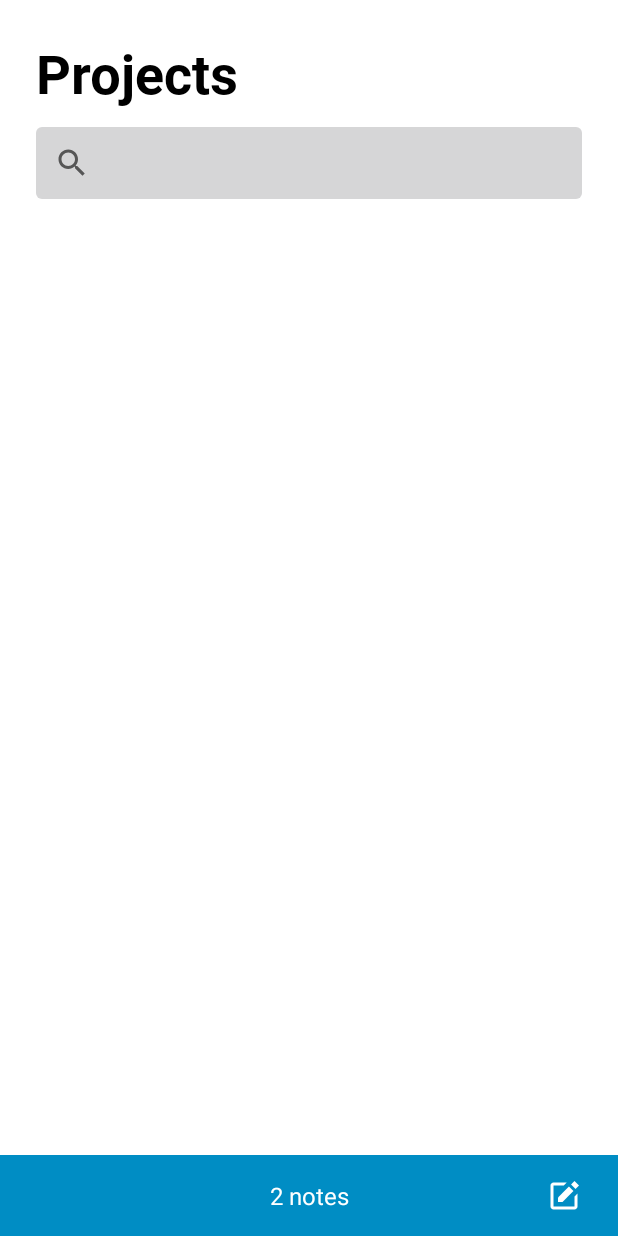
After one commit to Akyikat/NoteApp, an Android app: the layout create_project_activity.xml on its own in the app's theme, with its tools: preview values and no code run, on a phone screen of 412 x 824 dp. The commit adds this screen. Run offline under Robolectric (Android 15) with nearby library versions, the phone set to English and light mode, and no system bars.

Commit message:
CreateProjectActivity/VM

```diff
--- a/app/build.gradle
+++ b/app/build.gradle
@@ -54,4 +54,6 @@ dependencies {
     def koin_version= "3.0.1-beta-2"
     implementation "io.insert-koin:koin-android:$koin_version"
     implementation "io.insert-koin:koin-android-ext:$koin_version"
+
+
 }
--- /dev/null
+++ b/app/src/main/res/drawable-v24/custom_search_view.xml
@@ -0,0 +1,8 @@
+<?xml version="1.0" encoding="utf-8"?>
+<shape xmlns:android="http://schemas.android.com/apk/res/android"
+    android:shape="rectangle">
+
+    <solid android:color="@color/colorGrey"/>
+    <corners android:radius="@dimen/search_radius"/>
+
+</shape>
--- /dev/null
+++ b/app/src/main/res/drawable-v24/ic_btn_edit.xml
@@ -0,0 +1,15 @@
+<vector xmlns:android="http://schemas.android.com/apk/res/android"
+    android:width="24dp"
+    android:height="24dp"
+    android:viewportWidth="24"
+    android:viewportHeight="24">
+  <path
+      android:pathData="M18.9879,2.0121L21.9881,5.0124L19.7013,7.2992L16.7011,4.2989L18.9879,2.0121Z"
+      android:fillColor="#ffffff"/>
+  <path
+      android:pathData="M8,16H11L18.287,8.713L15.287,5.713L8,13V16Z"
+      android:fillColor="#ffffff"/>
+  <path
+      android:pathData="M19,19H8.158C8.132,19 8.105,19.01 8.079,19.01C8.046,19.01 8.013,19.001 7.979,19H5V5H11.847L13.847,3H5C3.897,3 3,3.896 3,5V19C3,20.104 3.897,21 5,21H19C20.104,21 21,20.104 21,19V10.332L19,12.332V19Z"
+      android:fillColor="#ffffff"/>
+</vector>
--- /dev/null
+++ b/app/src/main/res/layout/create_project_activity.xml
@@ -0,0 +1,73 @@
+<androidx.constraintlayout.widget.ConstraintLayout xmlns:android="http://schemas.android.com/apk/res/android"
+    xmlns:app="http://schemas.android.com/apk/res-auto"
+    xmlns:tools="http://schemas.android.com/tools"
+    android:layout_width="match_parent"
+    android:layout_height="match_parent"
+    tools:context=".ui.project.ProjectActivity">
+
+    <TextView
+        android:id="@+id/main_title"
+        android:layout_width="wrap_content"
+        android:layout_height="wrap_content"
+        android:text="@string/projects"
+        style="@style/title_style"
+        app:layout_constraintStart_toStartOf="parent"
+        app:layout_constraintTop_toTopOf="parent" />
+
+    <androidx.appcompat.widget.SearchView
+        android:id="@+id/search_view"
+        android:layout_width="match_parent"
+        android:layout_height="wrap_content"
+        app:layout_constraintTop_toBottomOf="@id/main_title"
+        android:background="@drawable/custom_search_view"
+        android:layout_marginTop="@dimen/search_margin_top"
+        android:layout_marginStart="@dimen/search_margin_horizontal"
+        android:layout_marginEnd="@dimen/search_margin_horizontal"/>
+
+    <androidx.recyclerview.widget.RecyclerView
+        android:id="@+id/list_projects"
+        android:layout_width="match_parent"
+        android:layout_height="@dimen/recycler_height"
+        android:layout_marginTop="@dimen/recycler_top"
+        app:layout_constraintTop_toBottomOf="@id/search_view"
+        app:layout_constraintBottom_toTopOf="@id/bottom_navigation"/>
+
+    <androidx.constraintlayout.widget.ConstraintLayout
+        android:id="@+id/bottom_navigation"
+        android:layout_width="match_parent"
+        android:layout_height="@dimen/bottom_nav_height"
+        android:background="@color/bottom_nav"
+        app:layout_constraintBottom_toBottomOf="parent">
+
+        <ImageView
+            android:layout_width="wrap_content"
+            android:layout_height="wrap_content"
+            app:layout_constraintStart_toStartOf="parent"
+            app:layout_constraintTop_toTopOf="parent"
+            app:layout_constraintBottom_toBottomOf="parent"
+            android:layout_marginStart="@dimen/bottom_nav_margins"
+            android:src="@drawable/ic_it_academy"/>
+
+        <TextView
+            android:layout_width="wrap_content"
+            android:layout_height="wrap_content"
+            app:layout_constraintStart_toStartOf="parent"
+            app:layout_constraintEnd_toEndOf="parent"
+            app:layout_constraintTop_toTopOf="parent"
+            app:layout_constraintBottom_toBottomOf="parent"
+            tools:text="2 notes"
+            android:textSize="@dimen/mini_text_size"
+            android:textColor="@color/white"/>
+
+        <ImageButton
+            android:layout_width="wrap_content"
+            android:layout_height="wrap_content"
+            android:background="@drawable/ic_btn_edit"
+            app:layout_constraintEnd_toEndOf="parent"
+            app:layout_constraintTop_toTopOf="parent"
+            app:layout_constraintBottom_toBottomOf="parent"
+            android:layout_marginEnd="@dimen/bottom_nav_margins"/>
+
+    </androidx.constraintlayout.widget.ConstraintLayout>
+
+</androidx.constraintlayout.widget.ConstraintLayout>
--- /dev/null
+++ b/app/src/main/res/values/dimens.xml
@@ -0,0 +1,13 @@
+<?xml version="1.0" encoding="utf-8"?>
+<resources>
+    <dimen name="title_margins">24dp</dimen>
+    <dimen name="title_text_size">36sp</dimen>
+    <dimen name="search_radius">4dp</dimen>
+    <dimen name="search_margin_top">12dp</dimen>
+    <dimen name="search_margin_horizontal">24dp</dimen>
+    <dimen name="mini_text_size">16sp</dimen>
+    <dimen name="bottom_nav_margins">24dp</dimen>
+    <dimen name="recycler_top">16dp</dimen>
+    <dimen name="recycler_height">0dp</dimen>
+    <dimen name="bottom_nav_height">54dp</dimen>
+</resources>
--- a/app/src/main/res/values/strings.xml
+++ b/app/src/main/res/values/strings.xml
@@ -1,3 +1,8 @@
 <resources>
     <string name="app_name">Note application</string>
+    <string name="projects">Projects</string>
+    <string name="create">strings</string>
+    <string name="input_create_project">Add a project title</string>
+    <string name="select_color">Select color</string>
+    <string name="create_project">Create project</string>
 </resources>
--- /dev/null
+++ b/app/src/main/res/values/styles.xml
@@ -0,0 +1,17 @@
+<resources>
+    <!-- Base application theme. -->
+    <style name="AppTheme" parent="Theme.AppCompat.Light.NoActionBar">
+        <!-- Customize your theme here. -->
+        <item name="colorPrimary">@color/backgroundBottomNav</item>
+        <item name="colorPrimaryDark">@color/PrimaryDark</item>
+        <item name="colorAccent">@color/bottom_nav</item>
+    </style>
+
+    <style name="title_style">
+        <item name="android:textSize">@dimen/title_text_size</item>
+        <item name="android:textColor">@color/black</item>
+        <item name="android:fontFamily">@font/roboto_bold</item>
+        <item name="android:layout_marginTop">@dimen/title_margins</item>
+        <item name="android:layout_marginStart">@dimen/title_margins</item>
+    </style>
+</resources>
```
Also changed, not shown: app/src/main/java/com/example/noteapplication/base/BaseActivity.kt (+4 -3 lines), app/src/main/java/com/example/noteapplication/ui/create_project/CreateProjectActivity.kt (added, +46 -0 lines), app/src/main/java/com/example/noteapplication/ui/create_project/CreateProjectViewModel.kt (added, +7 -0 lines), app/src/main/res/drawable-v24/ic_empty.xml (added, +10 -0 lines), app/src/main/res/menu/toolbar_create_project.xml (added, +9 -0 lines), app/src/main/res/font/roboto_black.ttf (added), app/src/main/res/font/roboto_bold.ttf (added), app/src/main/res/font/roboto_medium.ttf (added), app/src/main/res/font/roboto_regular.ttf (added).
